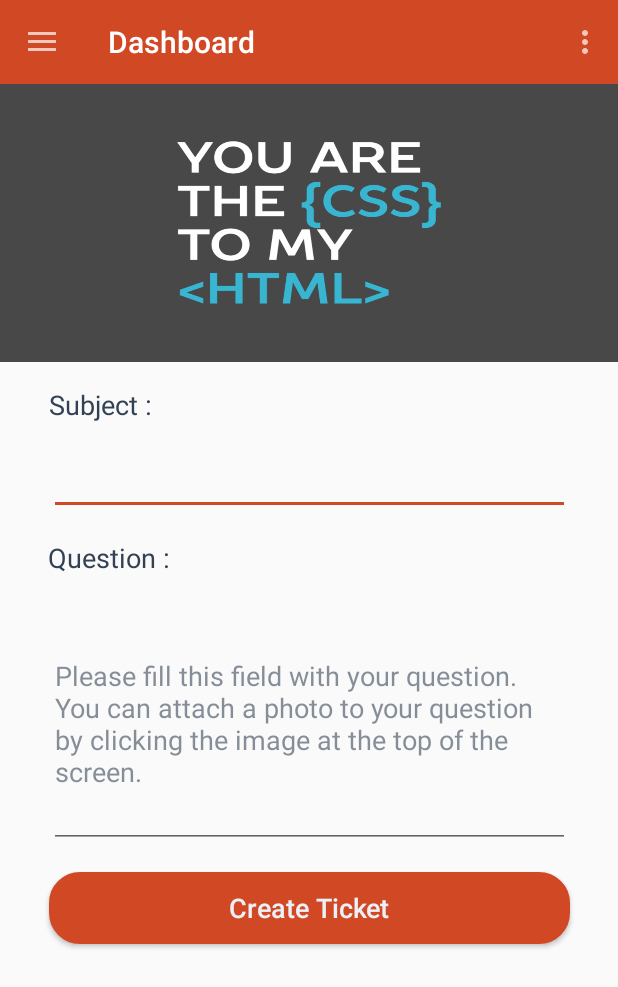
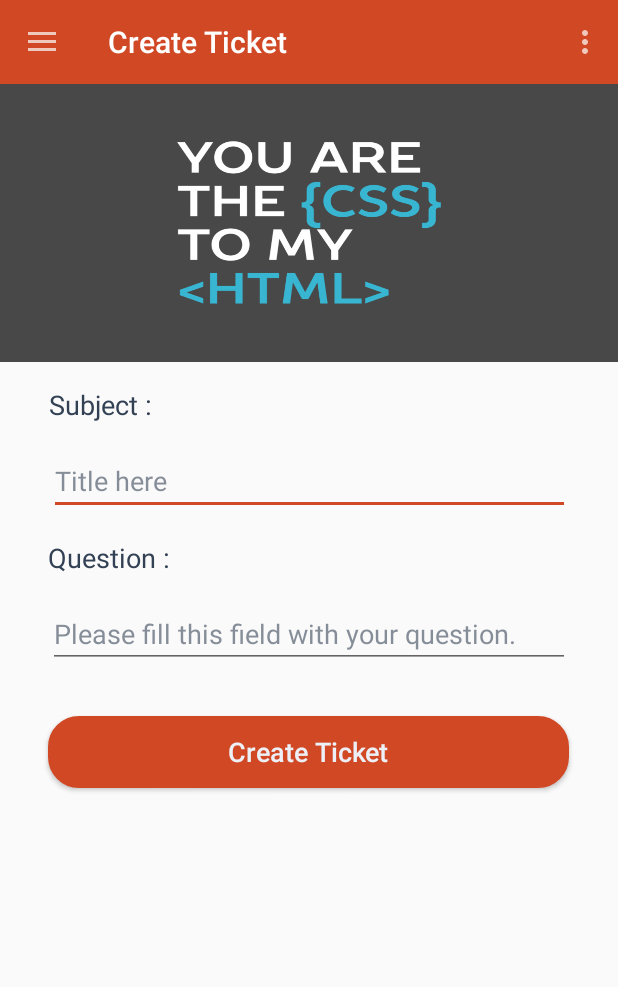
Before and after one commit to Muppet57/ProStudent, an Android app: the screen it shows after launch once a user with an empty profile is signed in (TicketActivity), in the side drawer, after a tap on "My Tickets", on a phone screen of 412 x 824 dp. Shown: the top 987 px of the screen. Run offline under Robolectric (Android 15) with nearby library versions, the phone set to English and light mode, and no system bars; our stand-ins replace Firebase (no records; nobody signed in at launch, a user with empty details on screens opened directly).

```diff
--- a/app/build.gradle
+++ b/app/build.gradle
@@ -31,6 +31,7 @@ dependencies {
     androidTestImplementation 'com.android.support.test.espresso:espresso-core:3.0.1'
     implementation 'com.android.support.constraint:constraint-layout:1.0.2'
     implementation 'com.squareup.picasso:picasso:2.71828'
+    implementation 'com.android.support:cardview-v7:26.1.0'
 }
 
 
--- a/app/src/main/AndroidManifest.xml
+++ b/app/src/main/AndroidManifest.xml
@@ -23,7 +23,8 @@
         <activity
             android:name=".LoginActivity"
             android:label="@string/app_name"
-            android:screenOrientation="portrait">
+            android:screenOrientation="portrait"
+            android:windowSoftInputMode="adjustResize">
             <intent-filter>
                 <action android:name="android.intent.action.MAIN" />
 
--- a/app/src/main/java/com/student/pro/prostudent/HomeActivity.java
+++ b/app/src/main/java/com/student/pro/prostudent/HomeActivity.java
@@ -15,6 +15,8 @@ import android.util.Log;
 import android.view.Menu;
 import android.view.MenuItem;
 import java.util.ArrayList;
+import java.util.Collections;
+import java.util.List;
 import com.google.firebase.auth.FirebaseAuth;
 import com.google.firebase.auth.FirebaseUser;
 import com.google.firebase.database.DataSnapshot;
@@ -65,17 +67,33 @@ public class HomeActivity extends AppCompatActivity implements NavigationView.On
         mDatabase.addValueEventListener(new ValueEventListener() {
             @Override
             public void onDataChange(DataSnapshot dataSnapshot) {
-                ArrayList<String> names = new ArrayList<String>();
-                ArrayList<String> tags = new ArrayList<String>();
-                ArrayList<String> years = new ArrayList<String>();
+
+                int cnt1=0,cnt2=0;
+                ArrayList<Disciplines> ucs = new ArrayList<Disciplines>();
 
                 for(DataSnapshot postSnapshot : dataSnapshot.getChildren())
                 {
-                    names.add(postSnapshot.child("name").getValue().toString());
-                    years.add(postSnapshot.child("year").getValue().toString());
-                    tags.add(postSnapshot.child("short").getValue().toString());
+                    String name,year,tag;
+
+                    name=postSnapshot.child("name").getValue().toString();
+                    year= postSnapshot.child("year").getValue().toString();
+                    tag=postSnapshot.child("short").getValue().toString();
+
+                    if(postSnapshot.child("year").getValue().toString().equals("1"))
+                    {
+                        cnt1++;
+
+                    }
+                    if(postSnapshot.child("year").getValue().toString().equals("2"))
+                    {
+                        cnt2++;
+                    }
+                    Disciplines uc = new Disciplines(name,year,tag);
+                    ucs.add(uc);
                 }
-                initrecycle(names,tags,years);
+
+                initrecycle(ucs,cnt1,cnt2);
+                Log.d(TAG, "onDataChange: "+cnt1+" " + cnt2);
 
             }
 
@@ -86,12 +104,31 @@ public class HomeActivity extends AppCompatActivity implements NavigationView.On
         });
     }
 
-    private void initrecycle(ArrayList<String> names,ArrayList<String> tags,ArrayList<String> years)
+
+    private void initrecycle(ArrayList<Disciplines> ucs,int cnt1,int cnt2)
     {
+        Collections.sort(ucs, new CustomCompare());
+
         mView = findViewById(R.id.recycler_class);
-        RecyclerViewAdapter adapter = new RecyclerViewAdapter(names,tags,years,this);
-        mView.setAdapter(adapter);
+        RecyclerViewAdapter adapter = new RecyclerViewAdapter(ucs,this);
+
+        //This is the code to provide a sectioned list
+        List<SectionedAdapter.Section> sections =
+                new ArrayList<SectionedAdapter.Section>();
+
+        //Sections
+        sections.add(new SectionedAdapter.Section(0,"1st Year"));
+        sections.add(new SectionedAdapter.Section(cnt1,"2nd Year"));
+        sections.add(new SectionedAdapter.Section(cnt2+cnt1,"3rd Year"));
+        SectionedAdapter.Section[] dummy = new SectionedAdapter.Section[sections.size()];
+        SectionedAdapter mSectionedAdapter = new
+                SectionedAdapter(this,R.layout.header_section,R.id.section_header,adapter);
+        mSectionedAdapter.setSections(sections.toArray(dummy));
+
+        mView.setAdapter(mSectionedAdapter);
         mView.setLayoutManager(new LinearLayoutManager(this));
+
+
     }
 
     private void setNavigationViewListener() {
--- a/app/src/main/java/com/student/pro/prostudent/RecyclerViewAdapter.java
+++ b/app/src/main/java/com/student/pro/prostudent/RecyclerViewAdapter.java
@@ -17,16 +17,12 @@ import java.util.ArrayList;
 public class RecyclerViewAdapter extends RecyclerView.Adapter<RecyclerViewAdapter.ViewHolder> {
     private static final String TAG = "RecyclerViewAdapter";
 
-    private ArrayList<String>mNames = new ArrayList<>();
-    private ArrayList<String>mTags = new ArrayList<>();
-    private ArrayList<String>mYears = new ArrayList<>();
+    private ArrayList<Disciplines>ucs = new ArrayList<>();
 
     private Context mContext;
 
-    public RecyclerViewAdapter(ArrayList<String> mNames, ArrayList<String> mTags, ArrayList<String> mYears,Context mContext) {
-        this.mNames = mNames;
-        this.mTags = mTags;
-        this.mYears = mYears;
+    public RecyclerViewAdapter(ArrayList<Disciplines> ucs,Context mContext) {
+        this.ucs = ucs;
         this.mContext = mContext;
     }
 
@@ -40,13 +36,13 @@ public class RecyclerViewAdapter extends RecyclerView.Adapter<RecyclerViewAdapte
     @Override
     public void onBindViewHolder(ViewHolder holder, final int position) {
         Log.d(TAG, "onBindViewHolder: called");
-        holder.name.setText(mNames.get(position));
-        holder.tag.setText(mTags.get(position));
-        holder.year.setText(mYears.get(position));
+        holder.name.setText(ucs.get(position).getName().toString());
+        holder.tag.setText(ucs.get(position).getTag().toString());
+        holder.year.setText(ucs.get(position).getYear().toString());
         holder.parentLayout.setOnClickListener(new View.OnClickListener() {
             @Override
             public void onClick(View view) {
-                Log.d(TAG, "onClick: Click on "+mNames.get(position));
+                Log.d(TAG, "onClick: Click on "+ucs.get(position).getName().toString());
             }
         });
 
@@ -54,7 +50,7 @@ public class RecyclerViewAdapter extends RecyclerView.Adapter<RecyclerViewAdapte
 
     @Override
     public int getItemCount() {
-        return mNames.size();
+        return ucs.size();
     }
 
     public class ViewHolder extends RecyclerView.ViewHolder{
--- /dev/null
+++ b/app/src/main/java/com/student/pro/prostudent/SectionedAdapter.java
@@ -0,0 +1,182 @@
+package com.student.pro.prostudent;
+
+import android.content.Context;
+import android.support.v7.widget.RecyclerView;
+import android.util.SparseArray;
+import android.view.LayoutInflater;
+import android.view.View;
+import android.view.ViewGroup;
+import android.widget.TextView;
+import java.util.Arrays;
+import java.util.Comparator;
+
+public class SectionedAdapter extends RecyclerView.Adapter<RecyclerView.ViewHolder> {
+
+    private final Context mContext;
+    private static final int SECTION_TYPE = 0;
+
+    private boolean mValid = true;
+    private int mSectionResourceId;
+    private int mTextResourceId;
+    private LayoutInflater mLayoutInflater;
+    private RecyclerView.Adapter mBaseAdapter;
+    private SparseArray<Section> mSections = new SparseArray<Section>();
+
+
+    public SectionedAdapter(Context context, int sectionResourceId, int textResourceId,
+                            RecyclerView.Adapter baseAdapter) {
+
+        mLayoutInflater = (LayoutInflater) context.getSystemService(Context.LAYOUT_INFLATER_SERVICE);
+        mSectionResourceId = sectionResourceId;
+        mTextResourceId = textResourceId;
+        mBaseAdapter = baseAdapter;
+        mContext = context;
+
+        mBaseAdapter.registerAdapterDataObserver(new RecyclerView.AdapterDataObserver() {
+            @Override
+            public void onChanged() {
+                mValid = mBaseAdapter.getItemCount()>0;
+                notifyDataSetChanged();
+            }
+
+            @Override
+            public void onItemRangeChanged(int positionStart, int itemCount) {
+                mValid = mBaseAdapter.getItemCount()>0;
+                notifyItemRangeChanged(positionStart, itemCount);
+            }
+
+            @Override
+            public void onItemRangeInserted(int positionStart, int itemCount) {
+                mValid = mBaseAdapter.getItemCount()>0;
+                notifyItemRangeInserted(positionStart, itemCount);
+            }
+
+            @Override
+            public void onItemRangeRemoved(int positionStart, int itemCount) {
+                mValid = mBaseAdapter.getItemCount()>0;
+                notifyItemRangeRemoved(positionStart, itemCount);
+            }
+        });
+    }
+
+
+    public static class SectionViewHolder extends RecyclerView.ViewHolder {
+
+        public TextView title;
+
+        public SectionViewHolder(View view, int mTextResourceid) {
+            super(view);
+            title = (TextView) view.findViewById(mTextResourceid);
+        }
+    }
+
+    @Override
+    public RecyclerView.ViewHolder onCreateViewHolder(ViewGroup parent, int typeView) {
+        if (typeView == SECTION_TYPE) {
+            final View view = LayoutInflater.from(mContext).inflate(mSectionResourceId, parent, false);
+            return new SectionViewHolder(view,mTextResourceId);
+        }else{
+            return mBaseAdapter.onCreateViewHolder(parent, typeView -1);
+        }
+    }
+
+    @Override
+    public void onBindViewHolder(RecyclerView.ViewHolder sectionViewHolder, int position) {
+        if (isSectionHeaderPosition(position)) {
+            ((SectionViewHolder)sectionViewHolder).title.setText(mSections.get(position).title);
+        }else{
+            mBaseAdapter.onBindViewHolder(sectionViewHolder,sectionedPositionToPosition(position));
+        }
+
+    }
+
+    @Override
+    public int getItemViewType(int position) {
+        return isSectionHeaderPosition(position)
+                ? SECTION_TYPE
+                : mBaseAdapter.getItemViewType(sectionedPositionToPosition(position)) +1 ;
+    }
+
+
+    public static class Section {
+        int firstPosition;
+        int sectionedPosition;
+        CharSequence title;
+
+        public Section(int firstPosition, CharSequence title) {
+            this.firstPosition = firstPosition;
+            this.title = title;
+        }
+
+        public CharSequence getTitle() {
+            return title;
+        }
+    }
+
+
+    public void setSections(Section[] sections) {
+        mSections.clear();
+
+        Arrays.sort(sections, new Comparator<Section>() {
+            @Override
+            public int compare(Section o, Section o1) {
+                return (o.firstPosition == o1.firstPosition)
+                        ? 0
+                        : ((o.firstPosition < o1.firstPosition) ? -1 : 1);
+            }
+        });
+
+        int offset = 0; // offset positions for the headers we're adding
+        for (Section section : sections) {
+            section.sectionedPosition = section.firstPosition + offset;
+            mSections.append(section.sectionedPosition, section);
+            ++offset;
+        }
+
+        notifyDataSetChanged();
+    }
+
+    public int positionToSectionedPosition(int position) {
+        int offset = 0;
+        for (int i = 0; i < mSections.size(); i++) {
+            if (mSections.valueAt(i).firstPosition > position) {
+                break;
+            }
+            ++offset;
+        }
+        return position + offset;
+    }
+
+    public int sectionedPositionToPosition(int sectionedPosition) {
+        if (isSectionHeaderPosition(sectionedPosition)) {
+            return RecyclerView.NO_POSITION;
+        }
+
+        int offset = 0;
+        for (int i = 0; i < mSections.size(); i++) {
+            if (mSections.valueAt(i).sectionedPosition > sectionedPosition) {
+                break;
+            }
+            --offset;
+        }
+        return sectionedPosition + offset;
+    }
+
+    public boolean isSectionHeaderPosition(int position) {
+        return mSections.get(position) != null;
+    }
+
+
+    @Override
+    public long getItemId(int position) {
+        return isSectionHeaderPosition(position)
+                ? Integer.MAX_VALUE - mSections.indexOfKey(position)
+                : mBaseAdapter.getItemId(sectionedPositionToPosition(position));
+    }
+
+    @Override
+    public int getItemCount() {
+        return (mValid ? mBaseAdapter.getItemCount() + mSections.size() : 0);
+    }
+
+}
--- a/app/src/main/java/com/student/pro/prostudent/TicketActivity.java
+++ b/app/src/main/java/com/student/pro/prostudent/TicketActivity.java
@@ -44,8 +44,7 @@ public class TicketActivity extends AppCompatActivity implements NavigationView.
         mToggle = new ActionBarDrawerToggle(this,mDrawerLayout,R.string.open,R.string.close);
         mDrawerLayout.addDrawerListener(mToggle);
         mToggle.syncState();
-        getSupportActionBar().setTitle(R.string.title_dashboard);
-
+        getSupportActionBar().setTitle(R.string.title_new_ticket);
         getSupportActionBar().setDisplayHomeAsUpEnabled(true);
     }
 
--- a/app/src/main/res/layout/activity_ticket.xml
+++ b/app/src/main/res/layout/activity_ticket.xml
@@ -67,6 +67,7 @@
                 android:layout_marginStart="32dp"
                 android:layout_marginTop="16dp"
                 android:ems="10"
+                android:hint="@string/prompt_title"
                 android:inputType="textPersonName"
                 android:textColor="@color/colorPrimaryDark"
                 android:textColorHint="@color/colorPrimaryDarkTransparent"
@@ -90,8 +91,8 @@
 
             <EditText
                 android:id="@+id/ticket_content"
-                android:layout_width="347dp"
-                android:layout_height="165dp"
+                android:layout_width="0dp"
+                android:layout_height="wrap_content"
                 android:layout_marginEnd="32dp"
                 android:layout_marginStart="32dp"
                 android:layout_marginTop="16dp"
@@ -112,7 +113,7 @@
                 android:layout_marginBottom="32dp"
                 android:layout_marginEnd="32dp"
                 android:layout_marginStart="32dp"
-                android:layout_marginTop="16dp"
+                android:layout_marginTop="32dp"
                 android:background="@drawable/roundbuttonaccent"
                 android:text="@string/action_send"
                 android:textAllCaps="false"
@@ -120,6 +121,7 @@
                 android:textSize="18sp"
                 app:layout_constraintBottom_toBottomOf="parent"
                 app:layout_constraintEnd_toEndOf="parent"
+                app:layout_constraintHorizontal_bias="0.0"
                 app:layout_constraintStart_toStartOf="parent"
                 app:layout_constraintTop_toBottomOf="@+id/ticket_content" />
 
--- a/app/src/main/res/values/strings.xml
+++ b/app/src/main/res/values/strings.xml
@@ -46,9 +46,10 @@
 
     <!-- Strings related to Create a Ticket-->
     <string name="label_subject">Subject :</string>
+    <string name="prompt_title">Title here</string>
     <string name="label_question">Question :</string>
     <string name="action_send">Create Ticket</string>
-    <string name="prompt_question">Please fill this field with your question.\nYou can attach a photo to your question by clicking the image at the top of the screen.</string>
+    <string name="prompt_question">Please fill this field with your question.</string>
 
 
     <!-- Strings related to toolbar-->
```
Also changed, not shown: app/src/main/java/com/student/pro/prostudent/CustomCompare.java (added, +27 -0 lines), app/src/main/java/com/student/pro/prostudent/Disciplines.java (added, +28 -0 lines), app/src/main/java/com/student/pro/prostudent/ProfileActivity.java (+13 -1 lines), app/src/main/res/layout/activity_register.xml (+47 -49 lines), app/src/main/res/layout/header_section.xml (added, +33 -0 lines), app/src/main/res/drawable-hdpi/ic_action_tickets.png (added), app/src/main/res/drawable-mdpi/ic_action_tickets.png (added), app/src/main/res/drawable-xhdpi/ic_action_tickets.png (added), app/src/main/res/drawable-xxhdpi/ic_action_tickets.png (added).
